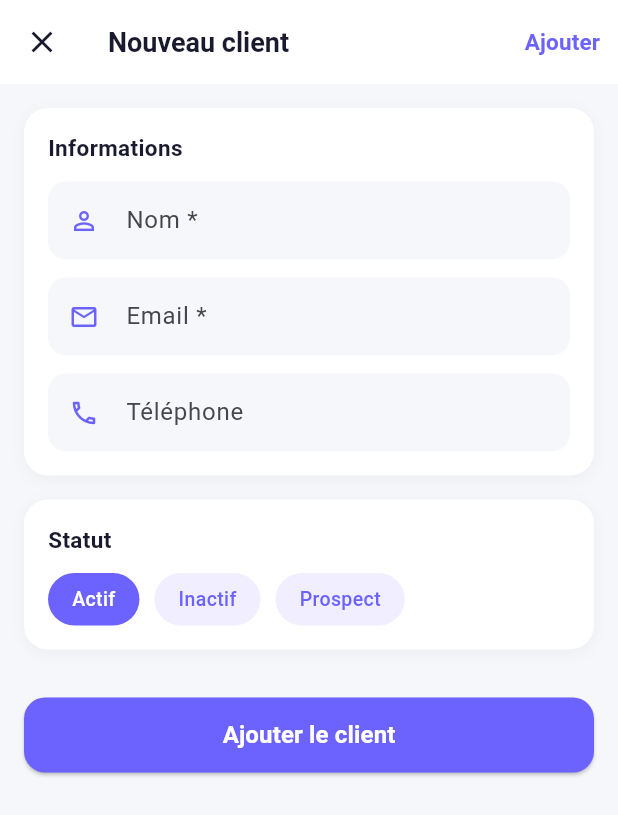
After one commit to eliottlwk/App-Admin-Elevia-Mobile, a Flutter app: the AddClientScreen screen opened directly, on a phone screen of 412 x 824 dp. The commit adds this screen. Shown: the top 815 px of the screen. Run offline on Flutter 3.47's test engine with Material 3 defaults, Android fonts, the phone set to English and light mode, and no system bars.

Commit message:
feat: formulaire ajout client avec validation et statut

```diff
--- /dev/null
+++ b/lib/screens/crm/add_client_screen.dart
@@ -0,0 +1,252 @@
+import 'package:flutter/material.dart';
+
+class AddClientScreen extends StatefulWidget {
+  const AddClientScreen({super.key});
+
+  @override
+  State<AddClientScreen> createState() => _AddClientScreenState();
+}
+
+class _AddClientScreenState extends State<AddClientScreen> {
+  final _nomController = TextEditingController();
+  final _emailController = TextEditingController();
+  final _telephoneController = TextEditingController();
+  String _statut = 'Actif';
+  bool _isLoading = false;
+
+  final List<String> _statuts = ['Actif', 'Inactif', 'Prospect'];
+
+  void _submit() async {
+    if (_nomController.text.isEmpty || _emailController.text.isEmpty) {
+      ScaffoldMessenger.of(context).showSnackBar(
+        const SnackBar(
+          content: Text('Veuillez remplir les champs obligatoires'),
+          backgroundColor: Color(0xFFE53935),
+        ),
+      );
+      return;
+    }
+    setState(() => _isLoading = true);
+    await Future.delayed(const Duration(seconds: 1));
+    if (mounted) {
+      ScaffoldMessenger.of(context).showSnackBar(
+        const SnackBar(
+          content: Text('Client ajouté avec succès !'),
+          backgroundColor: Color(0xFF4CAF50),
+        ),
+      );
+      Navigator.pop(context);
+    }
+  }
+
+  @override
+  Widget build(BuildContext context) {
+    return Scaffold(
+      backgroundColor: const Color(0xFFF5F7FA),
+      appBar: AppBar(
+        backgroundColor: Colors.white,
+        elevation: 0,
+        leading: IconButton(
+          icon: const Icon(Icons.close, color: Color(0xFF1A1A2E)),
+          onPressed: () => Navigator.pop(context),
+        ),
+        title: const Text(
+          'Nouveau client',
+          style: TextStyle(
+            color: Color(0xFF1A1A2E),
+            fontWeight: FontWeight.bold,
+            fontSize: 18,
+          ),
+        ),
+        actions: [
+          TextButton(
+            onPressed: _isLoading ? null : _submit,
+            child: const Text(
+              'Ajouter',
+              style: TextStyle(
+                color: Color(0xFF6C63FF),
+                fontWeight: FontWeight.bold,
+                fontSize: 15,
+              ),
+            ),
+          ),
+        ],
+      ),
+      body: SingleChildScrollView(
+        padding: const EdgeInsets.all(16),
+        child: Column(
+          crossAxisAlignment: CrossAxisAlignment.start,
+          children: [
+            // Infos principales
+            _Section(
+              titre: 'Informations',
+              child: Column(
+                children: [
+                  _Field(
+                    controller: _nomController,
+                    label: 'Nom *',
+                    icon: Icons.person_outline,
+                  ),
+                  const SizedBox(height: 12),
+                  _Field(
+                    controller: _emailController,
+                    label: 'Email *',
+                    icon: Icons.email_outlined,
+                    keyboardType: TextInputType.emailAddress,
+                  ),
+                  const SizedBox(height: 12),
+                  _Field(
+                    controller: _telephoneController,
+                    label: 'Téléphone',
+                    icon: Icons.phone_outlined,
+                    keyboardType: TextInputType.phone,
+                  ),
+                ],
+              ),
+            ),
+            const SizedBox(height: 16),
+
+            // Statut
+            _Section(
+              titre: 'Statut',
+              child: Row(
+                children: _statuts.map((statut) {
+                  final selected = _statut == statut;
+                  return GestureDetector(
+                    onTap: () => setState(() => _statut = statut),
+                    child: Container(
+                      margin: const EdgeInsets.only(right: 10),
+                      padding: const EdgeInsets.symmetric(
+                          horizontal: 16, vertical: 8),
+                      decoration: BoxDecoration(
+                        color: selected
+                            ? const Color(0xFF6C63FF)
+                            : const Color(0xFFF0EEFF),
+                        borderRadius: BorderRadius.circular(20),
+                      ),
+                      child: Text(
+                        statut,
+                        style: TextStyle(
+                          color: selected
+                              ? Colors.white
+                              : const Color(0xFF6C63FF),
+                          fontWeight: FontWeight.w500,
+                          fontSize: 13,
+                        ),
+                      ),
+                    ),
+                  );
+                }).toList(),
+              ),
+            ),
+            const SizedBox(height: 32),
+
+            // Bouton
+            SizedBox(
+              width: double.infinity,
+              height: 50,
+              child: ElevatedButton(
+                onPressed: _isLoading ? null : _submit,
+                style: ElevatedButton.styleFrom(
+                  backgroundColor: const Color(0xFF6C63FF),
+                  foregroundColor: Colors.white,
+                  shape: RoundedRectangleBorder(
+                    borderRadius: BorderRadius.circular(14),
+                  ),
+                ),
+                child: _isLoading
+                    ? const SizedBox(
+                        width: 22,
+                        height: 22,
+                        child: CircularProgressIndicator(
+                          color: Colors.white,
+                          strokeWidth: 2,
+                        ),
+                      )
+                    : const Text(
+                        'Ajouter le client',
+                        style: TextStyle(
+                            fontSize: 16, fontWeight: FontWeight.bold),
+                      ),
+              ),
+            ),
+          ],
+        ),
+      ),
+    );
+  }
+}
+
+class _Section extends StatelessWidget {
+  final String titre;
+  final Widget child;
+
+  const _Section({required this.titre, required this.child});
+
+  @override
+  Widget build(BuildContext context) {
+    return Container(
+      padding: const EdgeInsets.all(16),
+      decoration: BoxDecoration(
+        color: Colors.white,
+        borderRadius: BorderRadius.circular(16),
+        boxShadow: [
+          BoxShadow(
+            color: Colors.black.withOpacity(0.04),
+            blurRadius: 8,
+            offset: const Offset(0, 2),
+          ),
+        ],
+      ),
+      child: Column(
+        crossAxisAlignment: CrossAxisAlignment.start,
+        children: [
+          Text(
+            titre,
+            style: const TextStyle(
+              fontSize: 15,
+              fontWeight: FontWeight.bold,
+              color: Color(0xFF1A1A2E),
+            ),
+          ),
+          const SizedBox(height: 12),
+          child,
+        ],
+      ),
+    );
+  }
+}
+
+class _Field extends StatelessWidget {
+  final TextEditingController controller;
+  final String label;
+  final IconData icon;
+  final TextInputType keyboardType;
+
+  const _Field({
+    required this.controller,
+    required this.label,
+    required this.icon,
+    this.keyboardType = TextInputType.text,
+  });
+
+  @override
+  Widget build(BuildContext context) {
+    return TextField(
+      controller: controller,
+      keyboardType: keyboardType,
+      decoration: InputDecoration(
+        labelText: label,
+        prefixIcon: Icon(icon, color: const Color(0xFF6C63FF), size: 20),
+        filled: true,
+        fillColor: const Color(0xFFF5F7FA),
+        border: OutlineInputBorder(
+          borderRadius: BorderRadius.circular(12),
+          borderSide: BorderSide.none,
+        ),
+        contentPadding:
+            const EdgeInsets.symmetric(vertical: 14, horizontal: 12),
+      ),
+    );
+  }
+}
--- a/lib/screens/crm/crm_screen.dart
+++ b/lib/screens/crm/crm_screen.dart
@@ -1,5 +1,6 @@
 import 'package:flutter/material.dart';
 import 'client_detail_screen.dart';
+import 'add_client_screen.dart';
 
 class CrmScreen extends StatefulWidget {
   const CrmScreen({super.key});
@@ -101,7 +102,13 @@ class _CrmScreenState extends State<CrmScreen> {
                       color: Color(0xFF1A1A2E),
                     ),
                   ),
-                  Container(
+                  GestureDetector(
+                    onTap: () => Navigator.push(
+                      context,
+                      MaterialPageRoute(
+                          builder: (_) => const AddClientScreen()),
+                    ),
+                    child: Container(
                       padding: const EdgeInsets.symmetric(
                           horizontal: 12, vertical: 6),
                       decoration: BoxDecoration(
@@ -111,6 +118,7 @@ class _CrmScreenState extends State<CrmScreen> {
                       child: const Text(
                         '+ Client',
                         style: TextStyle(color: Colors.white, fontSize: 13),
+                      ),
                     ),
                   ),
                 ],
@@ -197,7 +205,8 @@ class _CrmScreenState extends State<CrmScreen> {
                                 Text(
                                   client['nom'],
                                   style: const TextStyle(
-                                      fontWeight: FontWeight.w600, fontSize: 14),
+                                      fontWeight: FontWeight.w600,
+                                      fontSize: 14),
                                 ),
                                 Text(
                                   client['email'],
```
Also changed, not shown: lib/screens/facturation/facture_detail_screen.dart (line endings or trailing spaces). Lines whose indentation alone changed are shown as unchanged.
